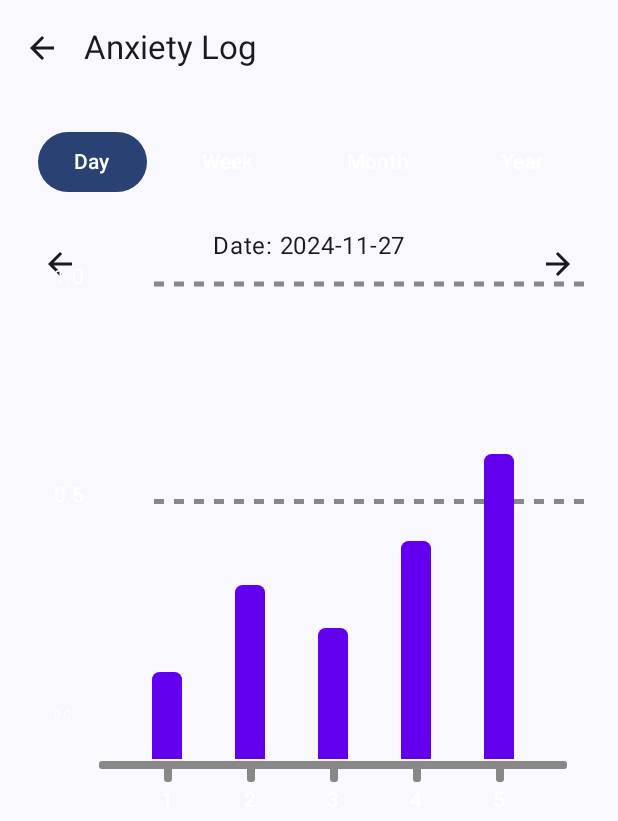
After one commit to yisyista/TugasAkhir, an Android app built with Jetpack Compose: the AnxietyGraphActivity screen opened directly, with no data from a screen before it, on a phone screen of 412 x 824 dp. The commit adds this screen. Shown: the top 821 px of the screen. Run offline under Robolectric (Android 15) with nearby library versions, the phone set to English and light mode, and no system bars; our stand-ins replace Room's generated code; 1 statement that could not run was skipped.

Commit message:
ongoing anxiety graph activity

```diff
--- a/app/src/main/AndroidManifest.xml
+++ b/app/src/main/AndroidManifest.xml
@@ -50,6 +50,8 @@
 
         <activity android:name=".AnxietyLogActivity" />
 
+        <activity android:name=".AnxietyGraphActivity" />
+
 
 
 
--- /dev/null
+++ b/app/src/main/java/com/example/tugasakhir/AnxietyGraphActivity.kt
@@ -0,0 +1,158 @@
+package com.example.tugasakhir
+
+import android.app.Application
+import android.os.Bundle
+import android.widget.Toast
+import androidx.activity.ComponentActivity
+import androidx.activity.compose.setContent
+import androidx.activity.viewModels
+import androidx.compose.foundation.layout.*
+import androidx.compose.foundation.selection.selectableGroup
+import androidx.compose.material3.*
+import androidx.compose.runtime.*
+import androidx.compose.ui.Alignment
+import androidx.compose.ui.Modifier
+import androidx.compose.ui.tooling.preview.Preview
+import androidx.compose.ui.unit.dp
+import androidx.compose.ui.platform.LocalContext
+import com.example.tugasakhir.ui.theme.TugasAkhirTheme
+import androidx.compose.foundation.text.BasicText
+import androidx.compose.material.icons.Icons
+import androidx.compose.material3.Icon
+import androidx.compose.material3.IconButton
+import androidx.compose.material.icons.filled.ArrowBack
+import androidx.compose.material.icons.filled.ArrowForward
+import com.example.tugasakhir.ui.theme.Purple500
+
+class AnxietyGraphActivity : ComponentActivity() {
+    private val hrvViewModel: HrvViewModel by viewModels()
+
+    override fun onCreate(savedInstanceState: Bundle?) {
+        super.onCreate(savedInstanceState)
+        setContent {
+            TugasAkhirTheme {
+                Surface(modifier = Modifier.fillMaxSize()) {
+                    AnxietyGraphScreen(hrvViewModel)
+                }
+            }
+        }
+    }
+}
+
+@OptIn(ExperimentalMaterial3Api::class)
+@Composable
+fun AnxietyGraphScreen(hrvViewModel: HrvViewModel) {
+    var selectedRange by remember { mutableStateOf("Day") }
+    var selectedDate by remember { mutableStateOf("2024-11-27") } // Example: Default date
+    var dataList by remember { mutableStateOf(listOf<Float>()) } // Example: List of anxiety data
+
+    val context = LocalContext.current
+
+    // Update data based on selected range
+    LaunchedEffect(selectedRange) {
+        // Simulate data fetching, replace with actual data fetching logic
+        dataList = fetchDataForRange(selectedRange)
+    }
+
+    Scaffold(
+        topBar = {
+            TopAppBar(
+                title = { Text("Anxiety Log") },
+                navigationIcon = {
+                    IconButton(onClick = { /* Handle back button */ }) {
+                        Icon(Icons.Filled.ArrowBack, contentDescription = "Back")
+                    }
+                }
+            )
+        }
+    ) { innerPadding ->
+        Column(
+            modifier = Modifier
+                .fillMaxSize()
+                .padding(innerPadding)
+                .padding(16.dp),
+            horizontalAlignment = Alignment.CenterHorizontally,
+            verticalArrangement = Arrangement.Top
+        ) {
+            // Range Selector (Day, Week, Month, Year)
+            Row(
+                modifier = Modifier.fillMaxWidth(),
+                horizontalArrangement = Arrangement.SpaceEvenly
+            ) {
+                RangeSelectorButton(text = "Day", isSelected = selectedRange == "Day") { selectedRange = "Day" }
+                RangeSelectorButton(text = "Week", isSelected = selectedRange == "Week") { selectedRange = "Week" }
+                RangeSelectorButton(text = "Month", isSelected = selectedRange == "Month") { selectedRange = "Month" }
+                RangeSelectorButton(text = "Year", isSelected = selectedRange == "Year") { selectedRange = "Year" }
+            }
+
+            Spacer(modifier = Modifier.height(16.dp))
+
+            // Display Date and Navigation for Day
+            if (selectedRange == "Day") {
+                Row(
+                    modifier = Modifier.fillMaxWidth(),
+                    horizontalArrangement = Arrangement.SpaceBetween
+                ) {
+                    IconButton(onClick = { selectedDate = previousDay(selectedDate) }) {
+                        Icon(Icons.Filled.ArrowBack, contentDescription = "Previous Day")
+                    }
+                    Text(text = "Date: $selectedDate")
+                    IconButton(onClick = { selectedDate = nextDay(selectedDate) }) {
+                        Icon(Icons.Filled.ArrowForward, contentDescription = "Next Day")
+                    }
+                }
+            }
+
+            Spacer(modifier = Modifier.height(16.dp))
+
+            // Display Bar Graph for Selected Range
+            if (dataList.isNotEmpty()) {
+                BarGraph(
+                    graphBarData = dataList,
+                    barData_ = listOf(1L, 2L, 3L, 4L, 5L),
+                    xAxisScaleData = (1..dataList.size).toList(),
+                    height = 300.dp,
+                    roundType = BarType.TOP_CURVED,
+                    barArrangement = Arrangement.SpaceEvenly,
+                    barColor = Purple500,
+                    barWidth = 20.dp
+                )
+            } else {
+                Text(text = "No data available", style = MaterialTheme.typography.bodyLarge)
+            }
+        }
+    }
+}
+
+@Composable
+fun RangeSelectorButton(text: String, isSelected: Boolean, onClick: () -> Unit) {
+    Button(
+        onClick = onClick,
+        colors = ButtonDefaults.buttonColors(
+            containerColor = if (isSelected) MaterialTheme.colorScheme.primary else MaterialTheme.colorScheme.surface
+        ),
+        modifier = Modifier.padding(4.dp)
+    ) {
+        Text(text = text)
+    }
+}
+
+fun fetchDataForRange(range: String): List<Float> {
+    return when (range) {
+        "Day" -> listOf(0.2f, 0.4f, 0.3f, 0.5f, 0.7f) // Example: Replace with actual logic
+        "Week" -> listOf(0.3f, 0.5f, 0.4f, 0.6f, 0.8f)
+        "Month" -> listOf(0.4f, 0.5f, 0.6f, 0.7f)
+        "Year" -> listOf(0.5f, 0.7f, 0.8f, 0.9f)
+        else -> emptyList()
+    }
+}
+
+fun previousDay(currentDate: String): String {
+    // Logic to calculate previous day
+    return "2024-11-26"
+}
+
+fun nextDay(currentDate: String): String {
+    // Logic to calculate next day
+    return "2024-11-28"
+}
--- a/app/src/main/java/com/example/tugasakhir/MainActivity.kt
+++ b/app/src/main/java/com/example/tugasakhir/MainActivity.kt
@@ -125,6 +125,17 @@ fun MainScreen(hrvViewModel: HrvViewModel) {
                 Text("View Anxiety Log")
             }
 
+            // Button untuk membuka halaman Anxiety Graph
+            Button(
+                onClick = {
+                    val intent = Intent(context, AnxietyGraphActivity::class.java)
+                    context.startActivity(intent)
+                },
+                modifier = Modifier.padding(top = 16.dp)
+            ) {
+                Text("View Anxiety Graph")
+            }
+
             Column(
                 modifier = Modifier
                     .padding(horizontal = 30.dp)
```
